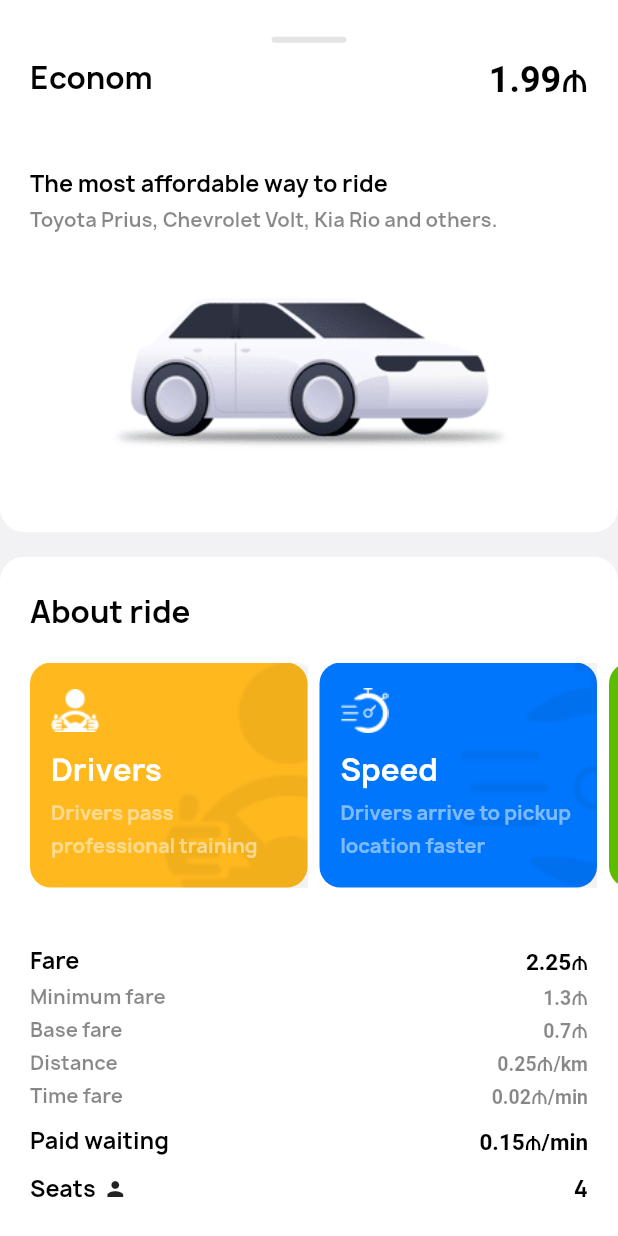
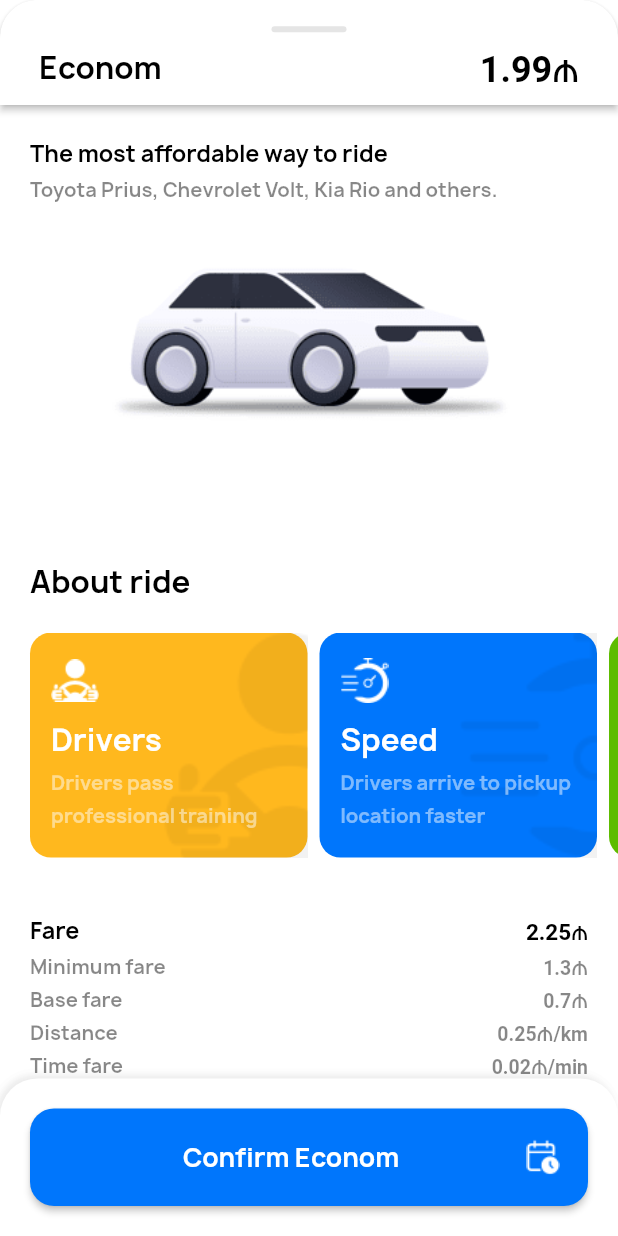
Before and after one commit to tarlanabdurahmanov/fluttertaskapp, a Flutter app: the ModalView screen opened directly with sample values from the repository, on a phone screen of 412 x 824 dp. Run offline on Flutter 3.47's test engine with Material 2 defaults, Android fonts, the phone set to English and light mode, and no system bars.

Commit message:
first commit

```diff
--- a/lib/presentation/ui/home/home_view.dart
+++ b/lib/presentation/ui/home/home_view.dart
@@ -24,12 +24,6 @@ class _HomeViewState extends State<HomeView> {
 
   @override
   void initState() {
-    _pageController
-      ..addListener(() {
-        if (_pageController.page!.toInt().runtimeType == int) {
-          Navigator.pop(context);
-        }
-      });
     super.initState();
   }
 
@@ -55,6 +49,12 @@ class _HomeViewState extends State<HomeView> {
       onTap: () {
         selectedGoes = goes.where((element) => element.id == go.id).first;
         showModalBottomSheet(
+          shape: RoundedRectangleBorder(
+            borderRadius: BorderRadius.only(
+              topLeft: Radius.circular(10),
+              topRight: Radius.circular(10),
+            ),
+          ),
           context: context,
           isScrollControlled: true,
           backgroundColor: Color.fromRGBO(0, 0, 0, 0),
--- a/lib/presentation/ui/modal/modal_bottom_sheet.dart
+++ b/lib/presentation/ui/modal/modal_bottom_sheet.dart
@@ -45,7 +45,33 @@ class _ModalBottomSheetState extends State<ModalBottomSheet> {
       child: Column(
         mainAxisSize: MainAxisSize.min,
         children: [
-          Container(
+          _headerLine(context),
+          _body(context),
+        ],
+      ),
+    );
+  }
+
+  SizedBox _body(BuildContext context) {
+    return SizedBox(
+      height: (context.height * 0.9) - 20,
+      child: PageView.builder(
+        onPageChanged: (value) {
+          setState(() {
+            _currentIndex = value + 1;
+          });
+        },
+        controller: widget.controller,
+        itemCount: goes.length,
+        itemBuilder: ((context, index) {
+          return ModalView(go: currentGo);
+        }),
+      ),
+    );
+  }
+
+  Container _headerLine(BuildContext context) {
+    return Container(
       height: 20,
       padding: const EdgeInsets.only(bottom: 10, left: 15, right: 15),
       child: Row(
@@ -60,26 +86,7 @@ class _ModalBottomSheetState extends State<ModalBottomSheet> {
                   borderRadius: BorderRadius.circular(2),
                 ),
                 height: 3,
-                      width:
-                          ((context.width - context.normalValue) / goes.length),
-                    ),
-                  ),
-              ],
-            ),
-          ),
-          SizedBox(
-            height: (context.height * 0.9) - 20,
-            child: PageView.builder(
-              onPageChanged: (value) {
-                setState(() {
-                  _currentIndex = value + 1;
-                });
-              },
-              controller: widget.controller,
-              itemCount: goes.length,
-              itemBuilder: ((context, index) {
-                return ModalView(go: currentGo);
-              }),
+                width: ((context.width - context.normalValue) / goes.length),
               ),
             ),
         ],
--- a/lib/presentation/ui/modal/modal_view.dart
+++ b/lib/presentation/ui/modal/modal_view.dart
@@ -15,22 +15,154 @@ class ModalView extends StatelessWidget {
   @override
   Widget build(BuildContext context) {
     return Scaffold(
-      body: SafeArea(
-        child: NestedScrollView(
-          headerSliverBuilder: (context, index) {
-            return [
-              SliverAppBar(
-                expandedHeight: 10,
-                floating: false,
-                pinned: true,
-                toolbarHeight: 90,
+      backgroundColor: Colors.transparent,
+      appBar: _modalHeaderBar(context),
+      body: Container(
+        decoration: BoxDecoration(
+          color: Colors.white,
+        ),
+        child: SingleChildScrollView(
+          child: Column(
+            crossAxisAlignment: CrossAxisAlignment.stretch,
+            children: [
+              _headerSection(context),
+              SizedBox(height: context.lowValue),
+              _aboutSection(context),
+            ],
+          ),
+        ),
+      ),
+      bottomNavigationBar: _buttonSection(),
+    );
+  }
+
+  Container _headerSection(BuildContext context) {
+    return Container(
+      decoration: BoxDecoration(
+        borderRadius: BorderRadius.only(
+          bottomLeft: Radius.circular(16),
+          bottomRight: Radius.circular(16),
+        ),
+        color: Colors.white,
+      ),
+      child: Column(
+        crossAxisAlignment: CrossAxisAlignment.start,
+        children: [
+          Padding(
+            padding: const EdgeInsets.only(left: 20, right: 20, top: 20),
+            child: Column(
+              crossAxisAlignment: CrossAxisAlignment.start,
+              children: [
+                Text(go.goInfoModel.title, style: normalTextStyle()),
+                // Description
+                Text(go.goInfoModel.subTitle,
+                    style: lowTextStyle(color: greyColor)),
+                Image.asset(ImageConstants.instance.carImage,
+                    height: context.height * 0.22),
+                SizedBox(height: context.lowValue),
+              ],
+            ),
+          ),
+        ],
+      ),
+    );
+  }
+
+  Container _aboutSection(BuildContext context) {
+    return Container(
+      decoration: BoxDecoration(
+        borderRadius: BorderRadius.only(
+          topLeft: Radius.circular(16),
+          topRight: Radius.circular(16),
+        ),
+        color: Colors.white,
+      ),
+      child: Column(
+        crossAxisAlignment: CrossAxisAlignment.start,
+        children: [
+          _aboutRideTitle(),
+          SizedBox(height: context.lowValue),
+          _scrollListView(),
+          SizedBox(height: context.lowValue),
+          _aboutRideTexts(context),
+        ],
+      ),
+    );
+  }
+
+  Widget _buttonSection() {
+    return Container(
+      color: Colors.white,
+      child: Container(
+        padding: EdgeInsets.all(20),
+        decoration: BoxDecoration(
+          borderRadius: BorderRadius.only(
+            topLeft: const Radius.circular(25.0),
+            topRight: const Radius.circular(25.0),
+          ),
+          boxShadow: [
+            BoxShadow(
+                color: const Color(0x05000000),
+                offset: Offset(-2, -2),
+                blurRadius: 6,
+                spreadRadius: 0),
+            BoxShadow(
+                color: const Color(0x08000000),
+                offset: Offset(-2, -2),
+                blurRadius: 4,
+                spreadRadius: 0),
+            BoxShadow(
+                color: const Color(0x08000000),
+                offset: Offset(-2, -2),
+                blurRadius: 2,
+                spreadRadius: 0)
+          ],
+          color: Colors.white,
+        ),
+        child: ElevatedButton(
+          style: ElevatedButton.styleFrom(
+            primary: go.goInfoModel.type != 1 ? blueColor : orangeColor,
+            padding: EdgeInsets.all(18),
+            shape: RoundedRectangleBorder(
+              borderRadius: BorderRadius.circular(16),
+            ),
+          ),
+          child: Row(
+            mainAxisAlignment: MainAxisAlignment.spaceBetween,
+            children: [
+              SizedBox(),
+              Text(
+                "Confirm Econom",
+                style: normalTextStyle(fontSize: 17, color: Colors.white),
+              ),
+              Image.asset(
+                ImageConstants.instance.calendar,
+                height: 24,
+                width: 24,
+              ),
+            ],
+          ),
+          onPressed: () {},
+        ),
+      ),
+    );
+  }
+
+  AppBar _modalHeaderBar(BuildContext context) {
+    return AppBar(
+      elevation: 2,
       automaticallyImplyLeading: false,
-                elevation: 2,
       backgroundColor: Colors.white,
-                flexibleSpace: FlexibleSpaceBar(
-                  centerTitle: true,
+      toolbarHeight: 70,
+      shape: RoundedRectangleBorder(
+        borderRadius: new BorderRadius.only(
+          topLeft: const Radius.circular(25.0),
+          topRight: const Radius.circular(25.0),
+        ),
+      ),
+      centerTitle: false,
       title: Padding(
-                    padding: EdgeInsets.only(left: 20, right: 20, top: 20),
+        padding: EdgeInsets.only(left: 10, right: 10, top: 10),
         child: Column(
           mainAxisAlignment: MainAxisAlignment.center,
           children: [
@@ -42,8 +174,7 @@ class ModalView extends StatelessWidget {
                 width: 50,
                 height: 4,
                 decoration: BoxDecoration(
-                              borderRadius:
-                                  BorderRadius.all(Radius.circular(2)),
+                  borderRadius: BorderRadius.all(Radius.circular(2)),
                   color: const Color(0xffe5e5e5),
                 ),
               ),
@@ -91,8 +222,7 @@ class ModalView extends StatelessWidget {
                         ImageConstants.instance.lightning,
                         color: orangeColor,
                       ),
-                                if (go.goInfoModel.type == 1)
-                                  SizedBox(width: 7),
+                    if (go.goInfoModel.type == 1) SizedBox(width: 7),
                     Text.rich(
                       TextSpan(
                         children: [
@@ -121,85 +251,18 @@ class ModalView extends StatelessWidget {
           ],
         ),
       ),
-                ),
-              ),
-            ];
-          },
-          body: Container(
-            decoration: new BoxDecoration(
-              color: Color(0xfff2f2f4),
-              borderRadius: new BorderRadius.only(
-                topLeft: const Radius.circular(25.0),
-                topRight: const Radius.circular(25.0),
-              ),
-            ),
-            child: SingleChildScrollView(
-              child: Column(
-                crossAxisAlignment: CrossAxisAlignment.stretch,
-                children: [
-                  Container(
-                    decoration: BoxDecoration(
-                      borderRadius: BorderRadius.only(
-                        bottomLeft: Radius.circular(16),
-                        bottomRight: Radius.circular(16),
-                      ),
-                      color: Colors.white,
-                    ),
-                    child: Column(
-                      crossAxisAlignment: CrossAxisAlignment.start,
-                      children: [
-                        Padding(
-                          padding: const EdgeInsets.only(
-                              left: 20, right: 20, top: 20),
-                          child: Column(
-                            crossAxisAlignment: CrossAxisAlignment.start,
-                            children: [
-                              Text(go.goInfoModel.title,
-                                  style: normalTextStyle()),
-                              // Description
-                              Text(go.goInfoModel.subTitle,
-                                  style: lowTextStyle(color: greyColor)),
-                              Image.asset(ImageConstants.instance.carImage,
-                                  height: context.height * 0.22),
-                              SizedBox(height: context.lowValue),
-                            ],
-                          ),
-                        ),
-                      ],
-                    ),
-                  ),
-                  SizedBox(height: context.lowValue),
-                  Container(
-                    decoration: BoxDecoration(
-                      borderRadius: BorderRadius.only(
-                        topLeft: Radius.circular(16),
-                        topRight: Radius.circular(16),
-                      ),
-                      color: Colors.white,
-                    ),
-                    child: Column(
-                      crossAxisAlignment: CrossAxisAlignment.start,
-                      children: [
-                        Padding(
+    );
+  }
+
+  Padding _aboutRideTitle() {
+    return Padding(
       padding: const EdgeInsets.only(left: 20, top: 20),
-                          child: Text("About ride",
-                              style: normalTextStyle(fontSize: 20)),
-                        ),
-                        SizedBox(height: context.lowValue),
-                        SizedBox(
-                          height: 150,
-                          child: ListView.builder(
-                            padding: EdgeInsets.symmetric(horizontal: 20),
-                            physics: BouncingScrollPhysics(),
-                            scrollDirection: Axis.horizontal,
-                            itemCount: rides.length,
-                            itemBuilder: (BuildContext context, int index) {
-                              return _item(ride: rides[index]);
-                            },
-                          ),
-                        ),
-                        SizedBox(height: context.lowValue),
-                        Padding(
+      child: Text("About ride", style: normalTextStyle(fontSize: 20)),
+    );
+  }
+
+  Padding _aboutRideTexts(BuildContext context) {
+    return Padding(
       padding: const EdgeInsets.all(20),
       child: Column(
         children: [
@@ -239,8 +302,7 @@ class ModalView extends StatelessWidget {
           ),
           SizedBox(height: 7),
           Row(
-                                mainAxisAlignment:
-                                    MainAxisAlignment.spaceBetween,
+            mainAxisAlignment: MainAxisAlignment.spaceBetween,
             children: [
               Row(
                 children: [
@@ -271,69 +333,20 @@ class ModalView extends StatelessWidget {
           ),
         ],
       ),
-                        ),
-                      ],
-                    ),
-                  ),
-                  Container(
-                    padding: EdgeInsets.all(20),
-                    decoration: BoxDecoration(
-                      borderRadius: new BorderRadius.only(
-                        topLeft: const Radius.circular(25.0),
-                        topRight: const Radius.circular(25.0),
-                      ),
-                      boxShadow: [
-                        BoxShadow(
-                            color: const Color(0x05000000),
-                            offset: Offset(-2, -2),
-                            blurRadius: 6,
-                            spreadRadius: 0),
-                        BoxShadow(
-                            color: const Color(0x08000000),
-                            offset: Offset(-2, -2),
-                            blurRadius: 4,
-                            spreadRadius: 0),
-                        BoxShadow(
-                            color: const Color(0x08000000),
-                            offset: Offset(-2, -2),
-                            blurRadius: 2,
-                            spreadRadius: 0)
-                      ],
-                      color: Colors.white,
-                    ),
-                    child: ElevatedButton(
-                      style: ElevatedButton.styleFrom(
-                        primary:
-                            go.goInfoModel.type != 1 ? blueColor : orangeColor,
-                        padding: EdgeInsets.all(18),
-                        shape: RoundedRectangleBorder(
-                          borderRadius: BorderRadius.circular(16),
-                        ),
-                      ),
-                      child: Row(
-                        mainAxisAlignment: MainAxisAlignment.spaceBetween,
-                        children: [
-                          SizedBox(),
-                          Text(
-                            "Confirm Econom",
-                            style: normalTextStyle(
-                                fontSize: 17, color: Colors.white),
-                          ),
-                          Image.asset(
-                            ImageConstants.instance.calendar,
-                            height: 24,
-                            width: 24,
-                          ),
-                        ],
-                      ),
-                      onPressed: () {},
-                    ),
-                  ),
-                ],
-              ),
-            ),
-          ),
-        ),
+    );
+  }
+
+  SizedBox _scrollListView() {
+    return SizedBox(
+      height: 150,
+      child: ListView.builder(
+        padding: EdgeInsets.symmetric(horizontal: 20),
+        physics: BouncingScrollPhysics(),
+        scrollDirection: Axis.horizontal,
+        itemCount: rides.length,
+        itemBuilder: (BuildContext context, int index) {
+          return _item(ride: rides[index]);
+        },
       ),
     );
   }
```
Lines whose indentation alone changed are shown as unchanged.
